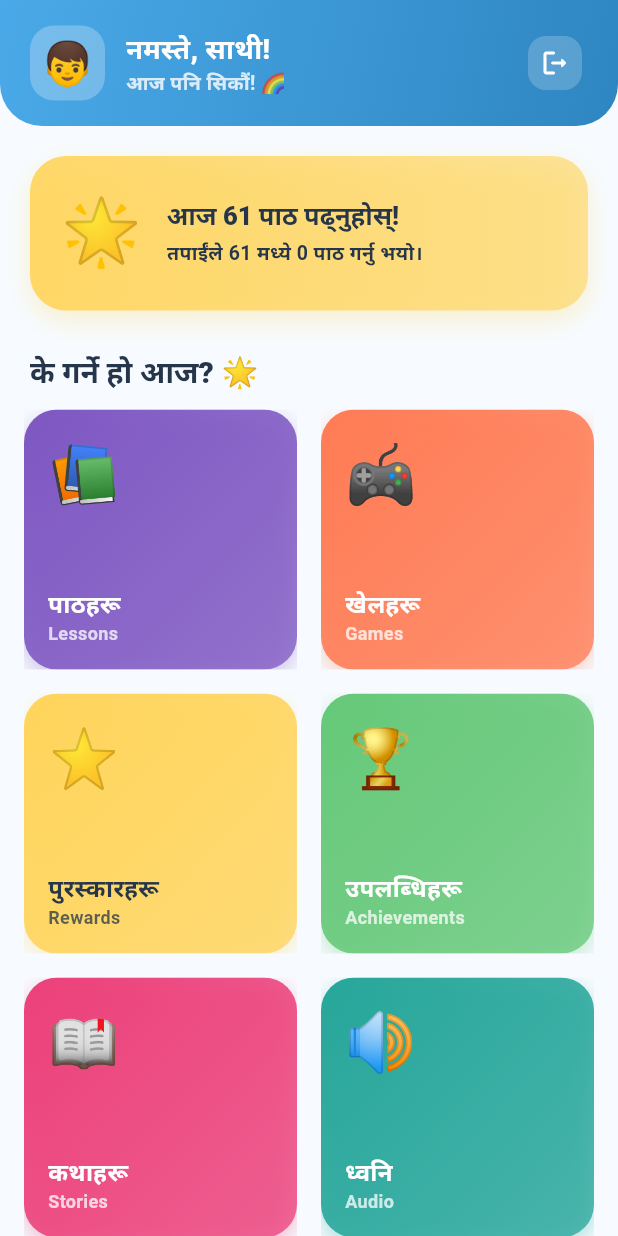
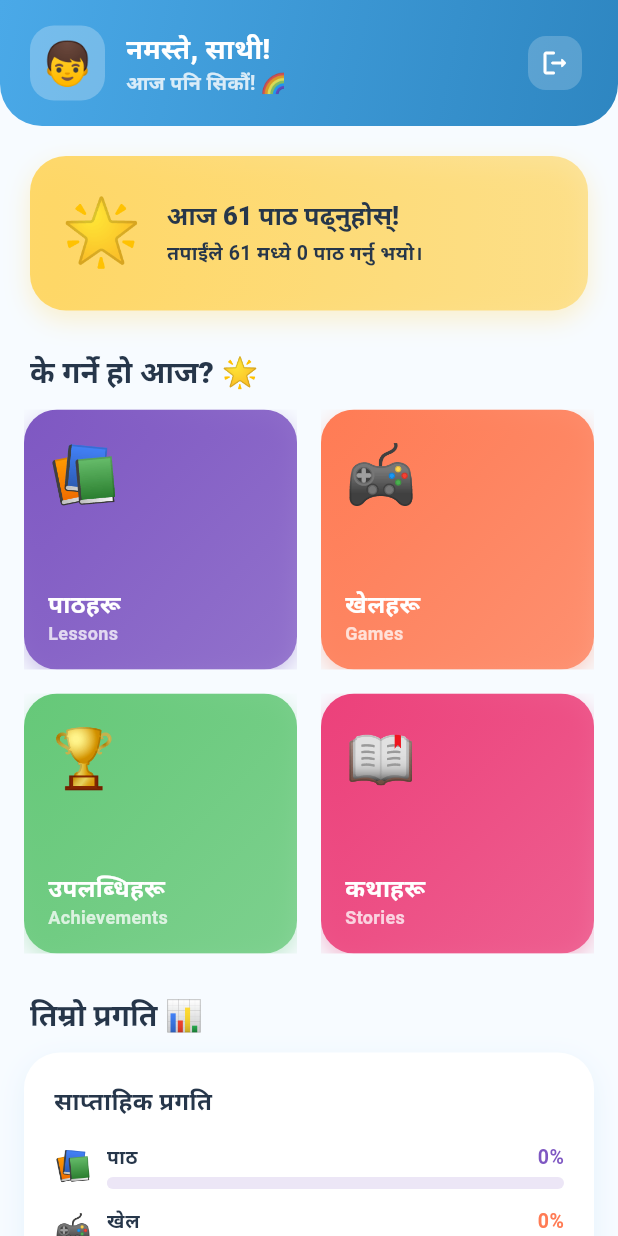
Before and after one commit to SubodhCraft/Nepali_LMS_Kids, a Flutter app: the DashboardScreen screen opened by its route, on a phone screen of 412 x 824 dp. Run offline on Flutter 3.47's test engine with Material 3 defaults, Android fonts, the phone set to English and light mode, and no system bars; our stand-ins replace flutter_riverpod, flutter_tts, go_router, shared_preferences, supabase_flutter; accounts and stored records are empty; Roboto replaces fonts that are missing (Nunito).

```diff
--- a/lib/features/dashboard/presentation/screens/dashboard_screen.dart
+++ b/lib/features/dashboard/presentation/screens/dashboard_screen.dart
@@ -55,18 +55,12 @@ class DashboardScreen extends ConsumerWidget {
                     color: AppColors.lessons,
                     onTap: () => context.go('/lessons'),
                   ),
-                  const _FeatureCard(
+                  _FeatureCard(
                     emoji: '🎮',
                     label: 'खेलहरू',
                     sublabel: 'Games',
                     color: AppColors.games,
-                  ),
-                  const _FeatureCard(
-                    emoji: '⭐',
-                    label: 'पुरस्कारहरू',
-                    sublabel: 'Rewards',
-                    color: AppColors.rewards,
-                    textDark: true,
+                    onTap: () => context.go('/games'),
                   ),
                   const _FeatureCard(
                     emoji: '🏆',
@@ -79,12 +73,6 @@ class DashboardScreen extends ConsumerWidget {
                     label: 'कथाहरू',
                     sublabel: 'Stories',
                     color: AppColors.stories,
-                  ),
-                  const _FeatureCard(
-                    emoji: '🔊',
-                    label: 'ध्वनि',
-                    sublabel: 'Audio',
-                    color: AppColors.audio,
                   ),
                 ],
 
```
